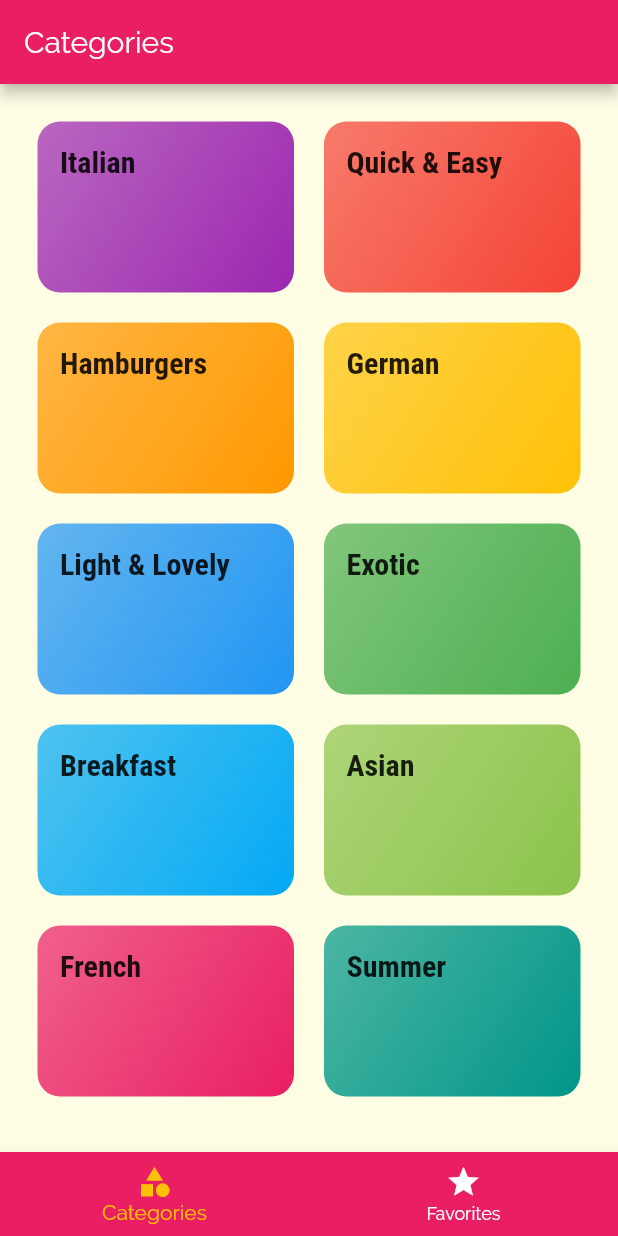
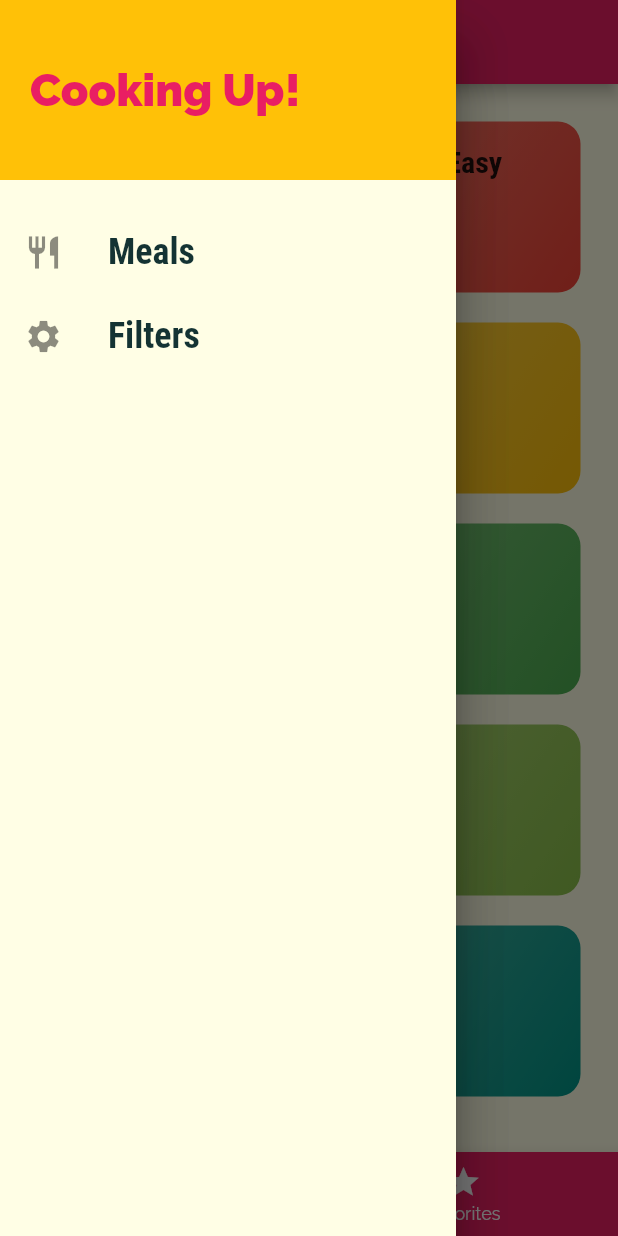
Before and after one commit to longdx304/deli_meals, a Flutter app: the screen it shows after launch, with the side drawer open (before the commit the screen has no drawer), on a phone screen of 412 x 824 dp. Run offline on Flutter 3.47's test engine with Material 2 defaults, Android fonts, the phone set to English and light mode, and no system bars.

Commit message:
add drawer

```diff
--- a/lib/screens/tabs_screen.dart
+++ b/lib/screens/tabs_screen.dart
@@ -2,6 +2,7 @@ import 'package:flutter/material.dart';
 
 import 'categories_screen.dart';
 import 'favorites_screen.dart';
+import '../widgets/main_drawer.dart';
 
 class TabsScreen extends StatefulWidget {
   @override
@@ -34,6 +35,9 @@ class _TabsScreenState extends State<TabsScreen> {
       appBar: AppBar(
         title: Text(_pages[_selectedPageIndex]['title']),
       ),
+      drawer: Drawer(
+        child: MainDrawer(),
+      ),
       body: _pages[_selectedPageIndex]['page'],
       bottomNavigationBar: BottomNavigationBar(
         currentIndex: _selectedPageIndex,
--- /dev/null
+++ b/lib/widgets/main_drawer.dart
@@ -0,0 +1,51 @@
+import 'package:flutter/material.dart';
+
+class MainDrawer extends StatelessWidget {
+  Widget buildListTile({String title, IconData icon}) {
+    return ListTile(
+      leading: Icon(
+        icon,
+        size: 26,
+      ),
+      title: Text(
+        title,
+        style: TextStyle(
+          fontFamily: 'RobotoCondensed',
+          fontSize: 24,
+          fontWeight: FontWeight.bold,
+        ),
+      ),
+      onTap: () {},
+    );
+  }
+
+  @override
+  Widget build(BuildContext context) {
+    return Drawer(
+      child: Column(
+        children: [
+          Container(
+            color: Theme.of(context).accentColor,
+            height: 120,
+            width: double.infinity,
+            padding: EdgeInsets.all(20),
+            alignment: Alignment.centerLeft,
+            child: Text(
+              'Cooking Up!',
+              style: TextStyle(
+                fontSize: 30,
+                fontWeight: FontWeight.w900,
+                color: Theme.of(context).primaryColor,
+              ),
+            ),
+          ),
+          SizedBox(
+            height: 20,
+          ),
+          buildListTile(title: 'Meals', icon: Icons.restaurant),
+          buildListTile(title: 'Filters', icon: Icons.settings),
+        ],
+      ),
+    );
+  }
+}
```
